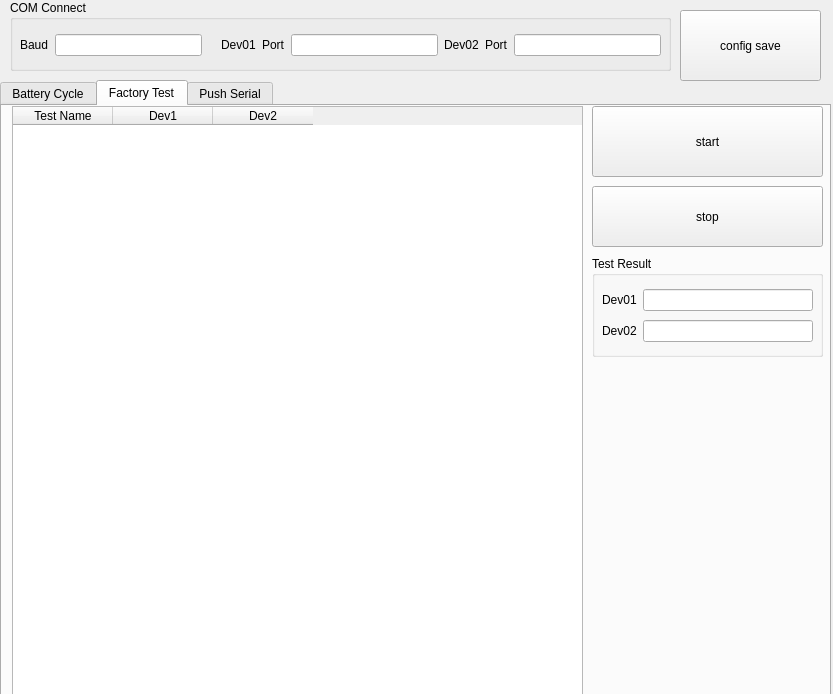
Above: src/BCT_UI.ui from ComMslee/BCT before the change. Below: the same form after it.
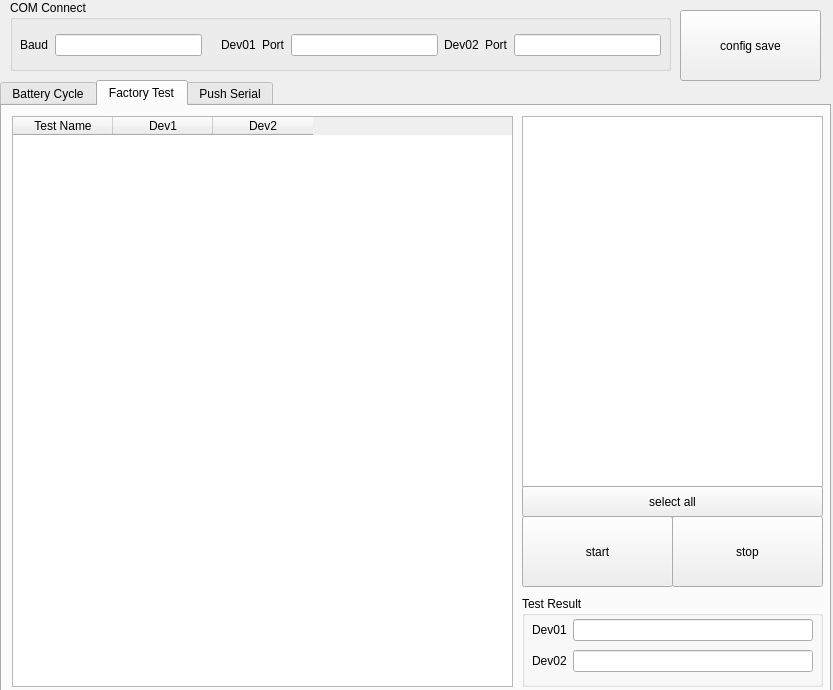
That is the form after the change.

```diff
--- a/src/BCT_UI.ui
+++ b/src/BCT_UI.ui
@@ -7,7 +7,7 @@
     <x>0</x>
     <y>0</y>
     <width>833</width>
-    <height>694</height>
+    <height>690</height>
    </rect>
   </property>
   <property name="windowTitle">
@@ -764,9 +764,9 @@
      <property name="geometry">
       <rect>
        <x>10</x>
-       <y>0</y>
-       <width>571</width>
-       <height>591</height>
+       <y>10</y>
+       <width>501</width>
+       <height>571</height>
       </rect>
      </property>
      <column>
@@ -788,9 +788,9 @@
     <widget class="QPushButton" name="factory_start">
      <property name="geometry">
       <rect>
-       <x>590</x>
-       <y>0</y>
-       <width>231</width>
+       <x>520</x>
+       <y>410</y>
+       <width>151</width>
        <height>71</height>
       </rect>
      </property>
@@ -807,10 +807,10 @@
     <widget class="QPushButton" name="factory_stop">
      <property name="geometry">
       <rect>
-       <x>590</x>
-       <y>80</y>
-       <width>231</width>
-       <height>61</height>
+       <x>670</x>
+       <y>410</y>
+       <width>151</width>
+       <height>71</height>
       </rect>
      </property>
      <property name="sizePolicy">
@@ -826,10 +826,10 @@
     <widget class="QGroupBox" name="groupBox_10">
      <property name="geometry">
       <rect>
-       <x>590</x>
-       <y>150</y>
-       <width>231</width>
-       <height>101</height>
+       <x>520</x>
+       <y>490</y>
+       <width>301</width>
+       <height>91</height>
       </rect>
      </property>
      <property name="title">
@@ -839,8 +839,8 @@
       <property name="geometry">
        <rect>
         <x>10</x>
-        <y>30</y>
-        <width>211</width>
+        <y>20</y>
+        <width>281</width>
         <height>61</height>
        </rect>
       </property>
@@ -882,6 +882,35 @@
       </layout>
      </widget>
     </widget>
+    <widget class="QListWidget" name="factory_list">
+     <property name="geometry">
+      <rect>
+       <x>520</x>
+       <y>10</y>
+       <width>301</width>
+       <height>371</height>
+      </rect>
+     </property>
+    </widget>
+    <widget class="QPushButton" name="factory_select">
+     <property name="geometry">
+      <rect>
+       <x>520</x>
+       <y>380</y>
+       <width>301</width>
+       <height>31</height>
+      </rect>
+     </property>
+     <property name="sizePolicy">
+      <sizepolicy hsizetype="Preferred" vsizetype="Preferred">
+       <horstretch>0</horstretch>
+       <verstretch>0</verstretch>
+      </sizepolicy>
+     </property>
+     <property name="text">
+      <string>select all</string>
+     </property>
+    </widget>
    </widget>
    <widget class="QWidget" name="tbSerial">
     <attribute name="title">
```
